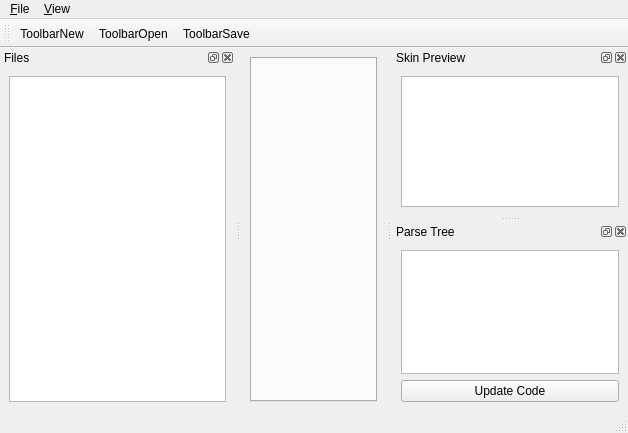
Qt form utils/themeeditor/editorwindow.ui (Rockbox-Chinese-Community/Rockbox-RCC) before a commit.
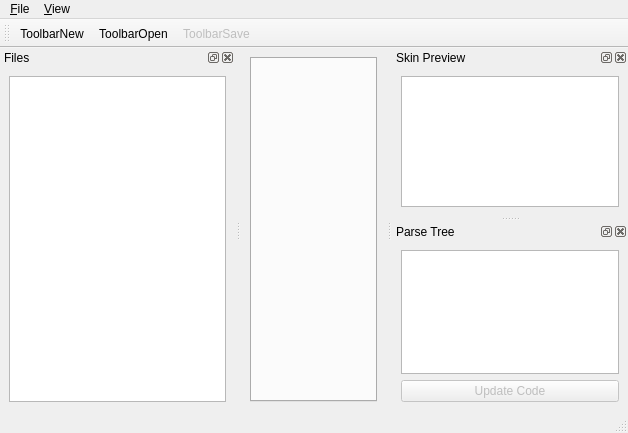
The same form after that commit. Icons and pictures are not drawn.

Commit message: Theme Editor: Added code generation with tabs

Patch:
```diff
--- a/utils/themeeditor/editorwindow.ui
+++ b/utils/themeeditor/editorwindow.ui
@@ -129,6 +129,9 @@
      </item>
      <item>
       <widget class="QPushButton" name="fromTree">
+       <property name="enabled">
+        <bool>false</bool>
+       </property>
        <property name="text">
         <string>Update Code</string>
        </property>
@@ -260,6 +263,9 @@
    </property>
   </action>
   <action name="actionToolbarSave">
+   <property name="enabled">
+    <bool>false</bool>
+   </property>
    <property name="icon">
     <iconset resource="resources.qrc">
      <normaloff>:/resources/resources/document-save.png</normaloff>:/resources/resources/document-save.png</iconset>
```
The commit also changes 3 other files.
